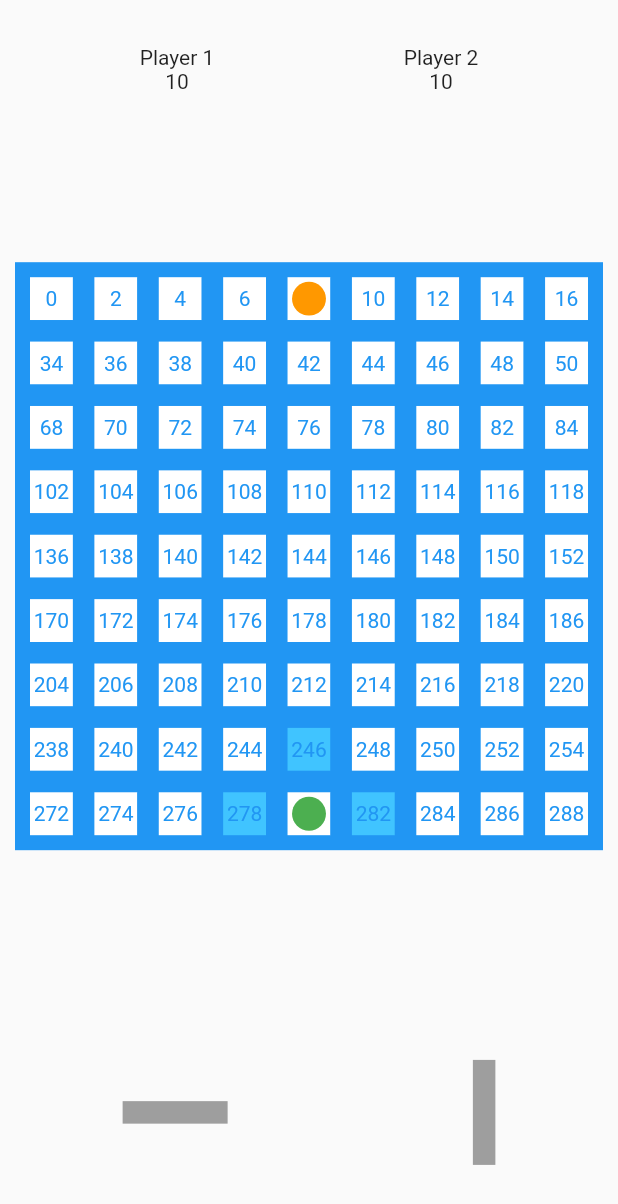
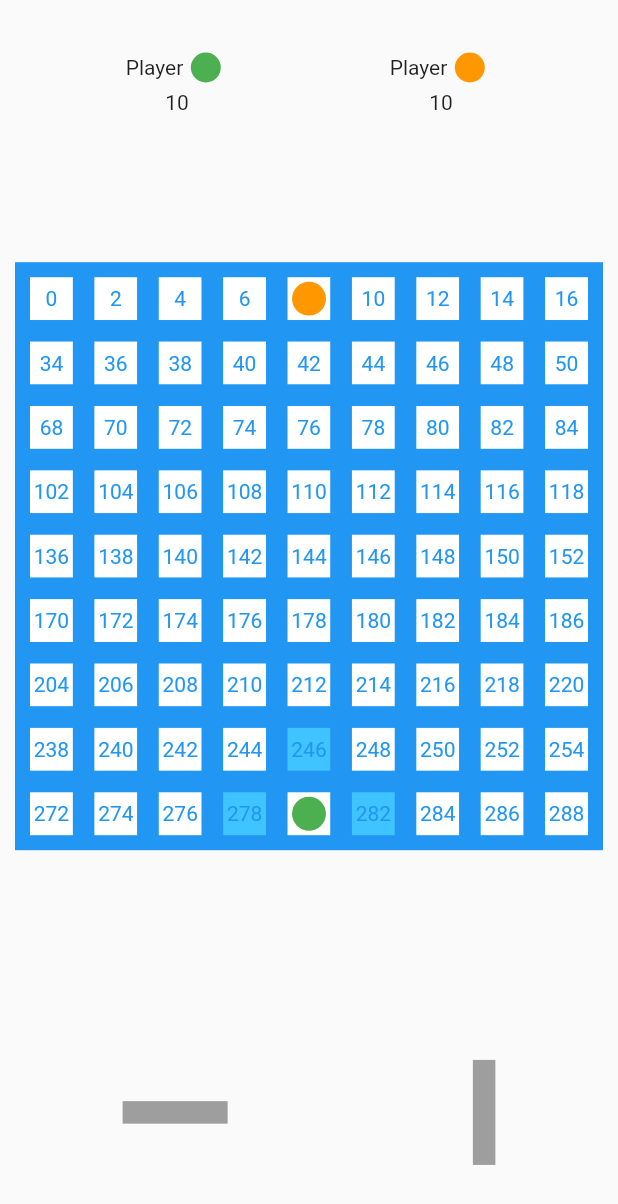
Before and after one commit to YaraHorany/Quoridor, a Flutter app: the GameScreen screen opened directly, on a phone screen of 412 x 824 dp. Shown: the top 1204 px of the screen. Run offline on Flutter 3.47's test engine with Material 2 defaults, Android fonts, the phone set to English and light mode, and no system bars; our stand-ins replace get, share_plus.

Commit message:
Improving the design

```diff
--- a/lib/models/player_model.dart
+++ b/lib/models/player_model.dart
@@ -296,6 +296,7 @@ class Player {
     //   print('index: $k');
     //   print(prev[k]);
     // }
+    // print(prev);
     return prev;
   }
 
@@ -329,7 +330,8 @@ class Player {
         }
       }
     }
-
+    // print('min PATHS:');
+    // print(minPath);
     return minPath;
   }
 
--- a/lib/models/tree_node.dart
+++ b/lib/models/tree_node.dart
@@ -6,10 +6,12 @@ class TreeNode {
   late bool isFullyExpanded = isTerminal;
   int visits = 0;
   int score = 0;
+  List<int>? emptyValidFences;
 
   TreeNode({
     this.parent,
     required this.position,
     required this.isTerminal,
+    this.emptyValidFences,
   });
 }
--- a/lib/screens/game_screen.dart
+++ b/lib/screens/game_screen.dart
@@ -25,14 +25,38 @@ class GameScreen extends StatelessWidget {
                     children: [
                       Column(
                         children: [
-                          const Text('Player 1'),
+                          Row(
+                            children: [
+                              const Text('Player'),
+                              Container(
+                                margin: const EdgeInsets.all(5),
+                                padding: const EdgeInsets.all(10),
+                                decoration: BoxDecoration(
+                                  color: gameController.player1.color,
+                                  shape: BoxShape.circle,
+                                ),
+                              ),
+                            ],
+                          ),
                           Obx(() =>
                               Text(gameController.player1.fences.toString())),
                         ],
                       ),
                       Column(
                         children: [
-                          const Text('Player 2'),
+                          Row(
+                            children: [
+                              const Text('Player'),
+                              Container(
+                                margin: const EdgeInsets.all(5),
+                                padding: const EdgeInsets.all(10),
+                                decoration: BoxDecoration(
+                                  color: gameController.player2.color,
+                                  shape: BoxShape.circle,
+                                ),
+                              ),
+                            ],
+                          ),
                           Obx(() =>
                               Text(gameController.player2.fences.toString())),
                         ],
```
Also changed, not shown: lib/controllers/game_controller.dart (+136 -14 lines), lib/screens/intro_screen.dart (+25 -15 lines).
